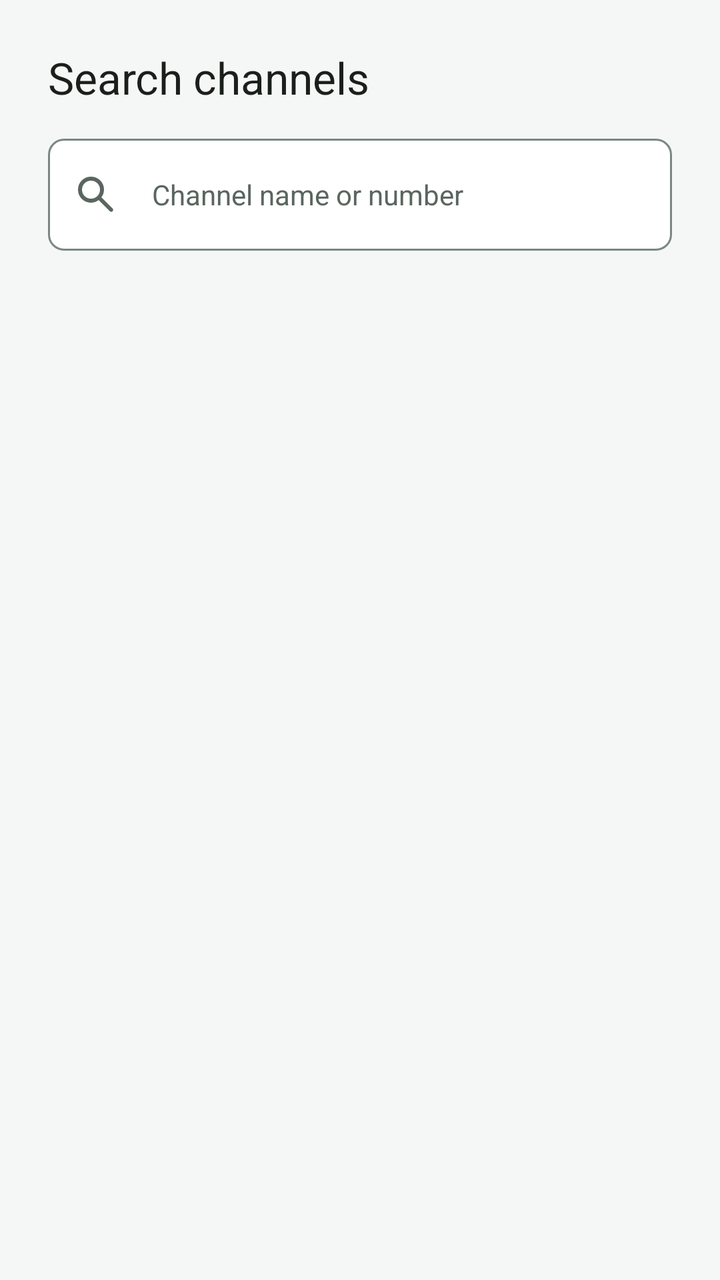
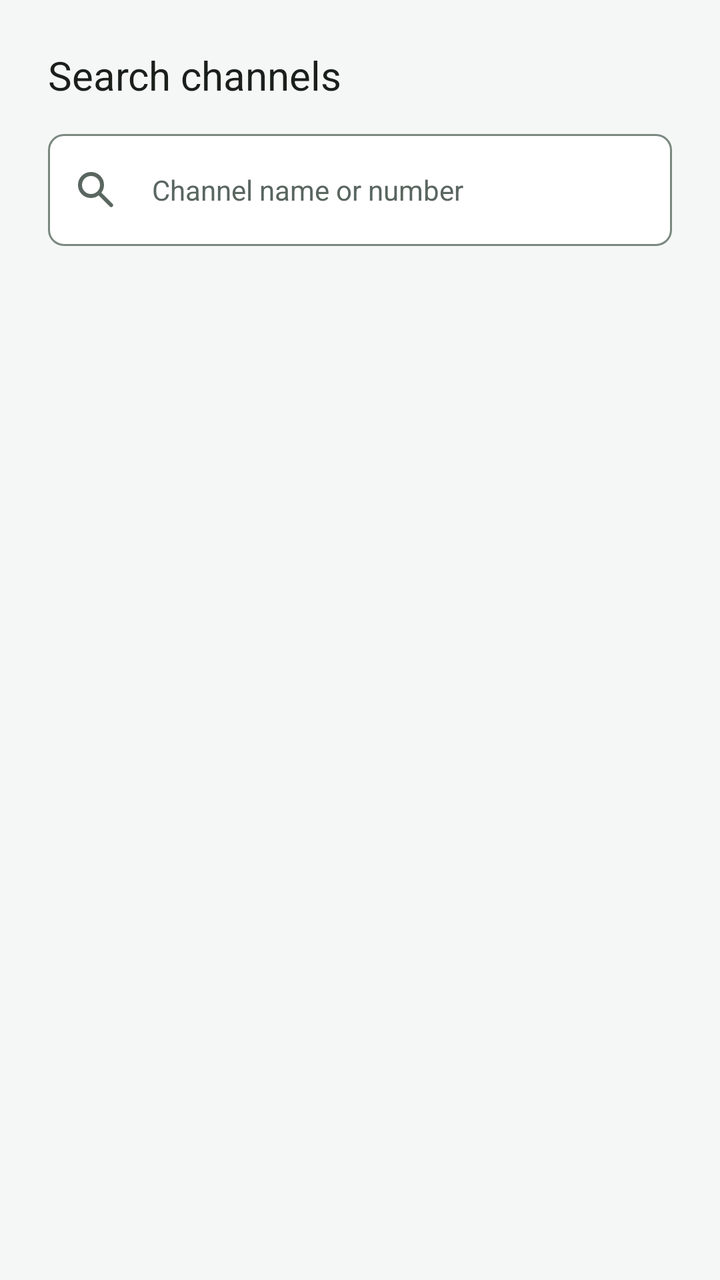

The first picture is an Android layout as it rendered before a commit; the second is the same layout after the commit. The layout source and the unified diff follow.
<!-- AndroidManifest.xml: application theme Theme.App -->
<!-- res/layout/dialog_live_channel_search.xml -->
<?xml version="1.0" encoding="utf-8"?>
<androidx.appcompat.widget.LinearLayoutCompat xmlns:android="http://schemas.android.com/apk/res/android"
    xmlns:app="http://schemas.android.com/apk/res-auto"
    android:layout_width="match_parent"
    android:layout_height="wrap_content"
    android:orientation="vertical"
    android:padding="@dimen/ibox_space_5">

    <com.google.android.material.textview.MaterialTextView
        android:layout_width="match_parent"
        android:layout_height="wrap_content"
        android:text="@string/live_channel_search"
        android:textAppearance="@style/TextAppearance.IBox.Toolbar" />

    <com.google.android.material.textfield.TextInputLayout
        style="@style/Widget.IBox.TextInputLayout"
        android:layout_width="match_parent"
        android:layout_height="wrap_content"
        android:layout_marginTop="@dimen/ibox_space_4"
        app:endIconMode="clear_text"
        app:endIconTint="@color/ibox_text_secondary"
        app:hintEnabled="false"
        app:startIconDrawable="@drawable/ic_msr_search"
        app:startIconTint="@color/ibox_text_secondary">

        <com.google.android.material.textfield.TextInputEditText
            android:id="@+id/keyword"
            style="@style/Widget.IBox.TextInputEditText"
            android:layout_width="match_parent"
            android:layout_height="wrap_content"
            android:hint="@string/live_channel_search_hint"
            android:imeOptions="actionSearch"
            android:inputType="text"
            android:maxLines="1"
            android:singleLine="true" />
    </com.google.android.material.textfield.TextInputLayout>

    <FrameLayout
        android:layout_width="match_parent"
        android:layout_height="320dp"
        android:layout_marginTop="@dimen/ibox_space_3">

        <androidx.recyclerview.widget.RecyclerView
            android:id="@+id/recycler"
            android:layout_width="match_parent"
            android:layout_height="match_parent"
            android:clipToPadding="false"
            android:paddingBottom="@dimen/ibox_space_2" />

        <com.google.android.material.textview.MaterialTextView
            android:id="@+id/empty"
            android:layout_width="match_parent"
            android:layout_height="match_parent"
            android:gravity="center"
            android:text="@string/live_channel_search_empty"
            android:textAppearance="@style/TextAppearance.IBox.Supporting"
            android:visibility="gone" />
    </FrameLayout>
</androidx.appcompat.widget.LinearLayoutCompat>
<!-- resources referenced by this layout -->
<resources>
  <color name="ibox_text_secondary">#5A6660</color>
  <dimen name="ibox_space_2">8dp</dimen>
  <dimen name="ibox_space_3">12dp</dimen>
  <dimen name="ibox_space_4">16dp</dimen>
  <dimen name="ibox_space_5">24dp</dimen>
  <string name="live_channel_search">Search channels</string>
  <string name="live_channel_search_empty">No matching channels</string>
  <string name="live_channel_search_hint">Channel name or number</string>
  <style name="TextAppearance.IBox.Toolbar" parent="TextAppearance.IBox.PageTitle">
          <item name="android:letterSpacing">0</item>
      </style>
  <style name="Theme.App" parent="Theme.Base" />
  <dimen name="ibox_text_supporting">12sp</dimen>
  <dimen name="ibox_input_height">56dp</dimen>
  <color name="ibox_text_primary">#1A1F1C</color>
  <dimen name="ibox_text_body">14sp</dimen>
  <color name="ibox_surface">#FFFFFF</color>
  <dimen name="ibox_stroke_thin">1dp</dimen>
  <dimen name="ibox_focus_stroke">2dp</dimen>
  <color name="ibox_error">#B3261E</color>
  <style name="ShapeAppearance.IBox.Component" parent="ShapeAppearance.Material3.SmallComponent">
          <item name="cornerSize">@dimen/ibox_radius_small</item>
      </style>
  <dimen name="ibox_text_page_title">22sp</dimen>
  <dimen name="ibox_radius_small">8dp</dimen>
  <style name="NoAnim">
          <item name="android:activityOpenEnterAnimation">@null</item>
          <item name="android:activityOpenExitAnimation">@null</item>
          <item name="android:activityCloseEnterAnimation">@null</item>
          <item name="android:activityCloseExitAnimation">@null</item>
      </style>
  <color name="ibox_focus">#FFFFFF</color>
  <color name="ibox_on_primary">#FFFFFF</color>
  <color name="ibox_primary">#00875A</color>
  <color name="ibox_primary_container">#D7F2E4</color>
  <color name="ibox_on_primary_container">#00391F</color>
  <color name="ibox_secondary">#4A5B53</color>
  <color name="ibox_surface_variant">#EBEFEC</color>
  <color name="ibox_surface_container_low">#F9FAF9</color>
  <color name="ibox_surface_container_high">#E1E7E3</color>
  <color name="ibox_outline">#7A8880</color>
  <color name="ibox_divider">#E1E7E3</color>
  <color name="ibox_error_container">#FFDAD6</color>
  <color name="ibox_on_error_container">#410002</color>
  <style name="Widget.IBox.Button" parent="Widget.IBox.Button.Base" />
  <color name="white_15">#26FFFFFF</color>
  <color name="ibox_surface_container">#F5F7F6</color>
  <style name="Animation.IBox.Dialog.Alert" parent="@android:style/Animation.Dialog">
          <item name="android:windowEnterAnimation">@anim/ibox_dialog_enter</item>
          <item name="android:windowExitAnimation">@anim/ibox_dialog_exit</item>
      </style>
  <style name="ShapeAppearance.IBox.Dialog" parent="ShapeAppearance.Material3.MediumComponent">
          <item name="cornerSize">@dimen/ibox_dialog_radius_mobile</item>
      </style>
  <style name="Animation.IBox.Dialog.BottomSheet" parent="@android:style/Animation.Dialog">
          <item name="android:windowEnterAnimation">@anim/ibox_dialog_enter</item>
          <item name="android:windowExitAnimation">@anim/ibox_dialog_exit</item>
      </style>
  <style name="Widget.IBox.BottomSheet" parent="Widget.Material3.BottomSheet.Modal">
          <item name="android:backgroundTint">@color/ibox_surface</item>
          <item name="shapeAppearance">@style/ShapeAppearance.IBox.BottomSheet</item>
      </style>
  <style name="ShapeAppearance.IBox.Card" parent="ShapeAppearance.Material3.MediumComponent">
          <item name="cornerSize">@dimen/ibox_radius_card</item>
      </style>
  <dimen name="ibox_touch_target">48dp</dimen>
  <dimen name="ibox_text_button">14sp</dimen>
  <dimen name="ibox_dialog_radius_mobile">16dp</dimen>
  <dimen name="ibox_radius_card">12dp</dimen>
  <!-- unchanged entries left out for length: 13 -->
</resources>

<!-- the commit's change to res/layout/dialog_live_channel_search.xml (unified diff, before → after) -->
@@ -4,13 +4,13 @@
     android:layout_width="match_parent"
     android:layout_height="wrap_content"
     android:orientation="vertical"
-    android:padding="@dimen/ibox_space_5">
+    android:padding="@dimen/ibox_dialog_content_padding">
 
     <com.google.android.material.textview.MaterialTextView
         android:layout_width="match_parent"
         android:layout_height="wrap_content"
         android:text="@string/live_channel_search"
-        android:textAppearance="@style/TextAppearance.IBox.Toolbar" />
+        android:textAppearance="@style/TextAppearance.IBox.DialogTitle" />
 
     <com.google.android.material.textfield.TextInputLayout
         style="@style/Widget.IBox.TextInputLayout"
<!-- resource entries referenced after the edit -->
@@ -1,17 +1,19 @@
 <!-- resources referenced by this layout -->
 <resources>
   <color name="ibox_text_secondary">#5A6660</color>
+  <dimen name="ibox_dialog_content_padding">24dp</dimen>
   <dimen name="ibox_space_2">8dp</dimen>
   <dimen name="ibox_space_3">12dp</dimen>
   <dimen name="ibox_space_4">16dp</dimen>
-  <dimen name="ibox_space_5">24dp</dimen>
   <string name="live_channel_search">Search channels</string>
   <string name="live_channel_search_empty">No matching channels</string>
   <string name="live_channel_search_hint">Channel name or number</string>
-  <style name="TextAppearance.IBox.Toolbar" parent="TextAppearance.IBox.PageTitle">
+  <style name="TextAppearance.IBox.DialogTitle" parent="TextAppearance.IBox.PageTitle">
           <item name="android:letterSpacing">0</item>
+          <item name="android:textSize">@dimen/ibox_text_dialog_title</item>
       </style>
   <style name="Theme.App" parent="Theme.Base" />
+  <dimen name="ibox_text_dialog_title">20sp</dimen>
   <dimen name="ibox_text_supporting">12sp</dimen>
   <dimen name="ibox_input_height">56dp</dimen>
   <color name="ibox_text_primary">#1A1F1C</color>
